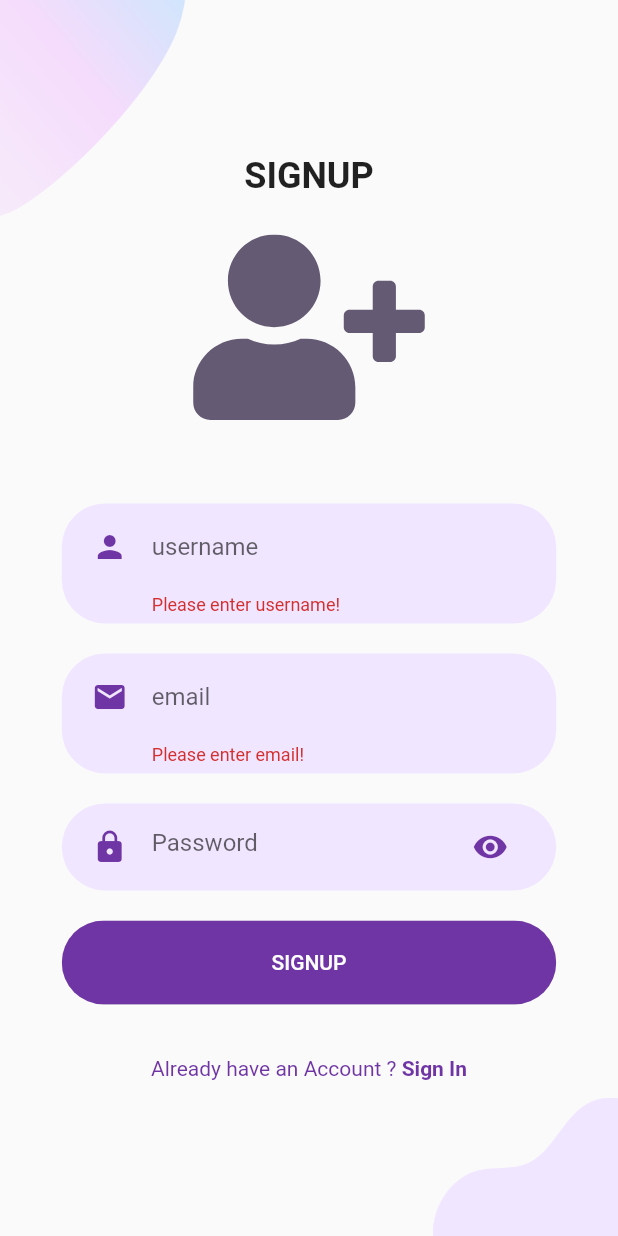
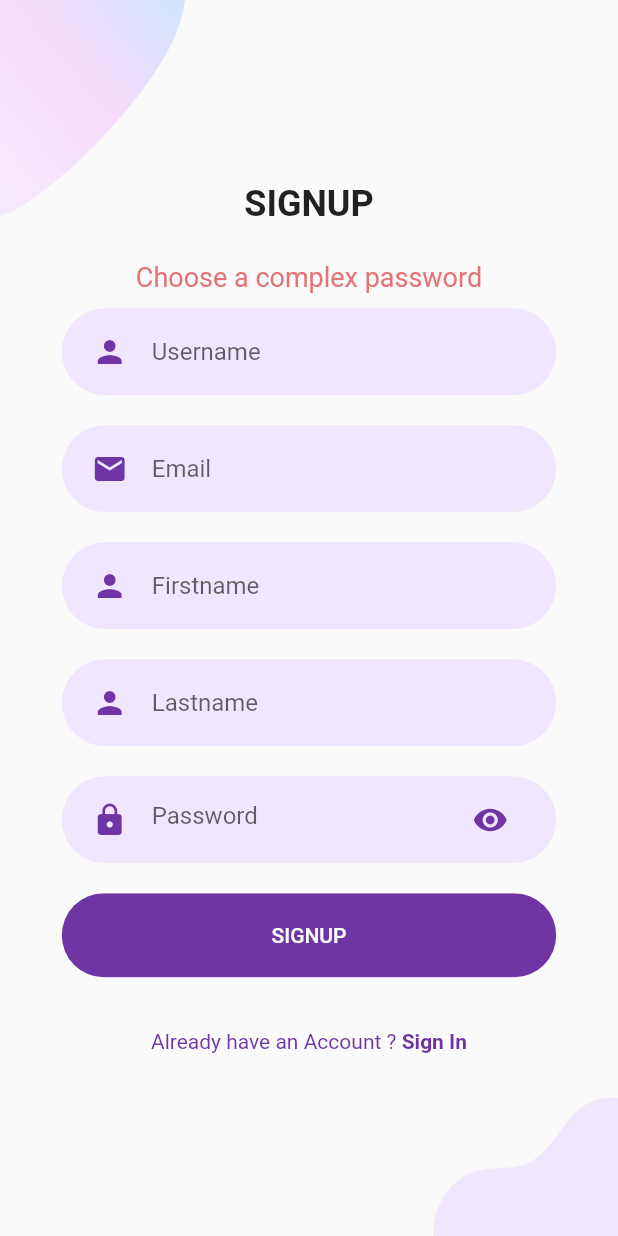
Before and after one commit to Skill-Learn-latest/flutter_side, a Flutter app: the Signup screen opened by its route, after a tap on "SIGNUP", on a phone screen of 412 x 824 dp. Run offline on Flutter 3.47's test engine with Material 2 defaults, Android fonts, the phone set to English and light mode, and no system bars; our stand-ins replace equatable, flutter_bloc, flutter_svg, shared_preferences; accounts and stored records are empty.

```diff
--- a/lib/RouteGenerator.dart
+++ b/lib/RouteGenerator.dart
@@ -18,7 +18,10 @@ class RouteGenerator {
         return MaterialPageRoute(builder: (_) => Signup(null));
         break;
       case loginPage:
-        return MaterialPageRoute(builder: (_) => Login(null));
+        return MaterialPageRoute(
+            builder: (_) => Login(
+                  errorMessage: null,
+                ));
         break;
 
       default:
--- a/lib/auth/data_provider/user-data-provider.dart
+++ b/lib/auth/data_provider/user-data-provider.dart
@@ -17,6 +17,8 @@ class UserDataProvider {
               "username": user.username,
               "email": user.email,
               "password": user.password,
+              "firstname": user.firstName,
+              "lastname": user.lastName,
               "roles": user.roles
             }));
 
--- a/lib/auth/models/user.dart
+++ b/lib/auth/models/user.dart
@@ -1,6 +1,8 @@
 class User {
   final String? id;
   final String? username;
+  final String? firstName;
+  final String? lastName;
   final String? email;
   final String? password;
   final List<dynamic>? roles;
@@ -12,7 +14,9 @@ class User {
       this.email,
       this.password,
       this.roles,
-      this.accessToken});
+      this.accessToken,
+      this.firstName,
+      this.lastName});
 
   factory User.fromJson(Map<String, dynamic> json) {
     return User(
@@ -20,6 +24,8 @@ class User {
         username: json['username'],
         email: json['email'],
         roles: json['roles'],
-        accessToken: json["accessToken"]);
+        accessToken: json["accessToken"],
+        firstName: json['firstname'],
+        lastName: json['lastname']);
   }
 }
--- a/lib/auth/screens/registerScreen.dart
+++ b/lib/auth/screens/registerScreen.dart
@@ -1,11 +1,10 @@
 import 'package:flutter_bloc/flutter_bloc.dart';
 import 'package:skill_learn_client/auth/bloc/blocs.dart';
 import 'package:skill_learn_client/auth/models/user.dart';
+import 'package:skill_learn_client/auth/screens/auth_screens.dart';
 import 'package:skill_learn_client/auth/screens/components/components.dart';
 import 'components/constants.dart';
 import 'package:flutter/material.dart';
-import 'package:flutter_svg/svg.dart';
-import 'package:skill_learn_client/RouteGenerator.dart';
 
 class Signup extends StatefulWidget {
   String? errorMessage;
@@ -43,11 +42,6 @@ class _SignupState extends State<Signup> {
                     ),
                   ),
                   SizedBox(height: size.height * 0.03),
-                  SvgPicture.asset(
-                    "assets/signup_solid.svg",
-                    height: size.height * 0.15,
-                  ),
-                  SizedBox(height: size.height * 0.03),
                   Text(
                     "${this.errorMessage != null ? this.errorMessage : ''}",
                     style:
@@ -60,7 +54,7 @@ class _SignupState extends State<Signup> {
                           Icons.person,
                           color: kPrimaryColor,
                         ),
-                        hintText: "username",
+                        hintText: "Username",
                         border: InputBorder.none,
                       ),
                       validator: (value) {
@@ -84,7 +78,7 @@ class _SignupState extends State<Signup> {
                           Icons.email,
                           color: kPrimaryColor,
                         ),
-                        hintText: "email",
+                        hintText: "Email",
                         border: InputBorder.none,
                       ),
                       validator: (value) {
@@ -101,6 +95,54 @@ class _SignupState extends State<Signup> {
                       },
                     ),
                   ),
+                  TextFieldContainer(
+                    child: TextFormField(
+                      decoration: InputDecoration(
+                        icon: Icon(
+                          Icons.person,
+                          color: kPrimaryColor,
+                        ),
+                        hintText: "Firstname",
+                        border: InputBorder.none,
+                      ),
+                      validator: (value) {
+                        if (value != null && value.isEmpty) {
+                          return 'Please enter firstname!';
+                        }
+                        return null;
+                      },
+                      initialValue: '',
+                      onSaved: (value) {
+                        setState(() {
+                          this._user["firstname"] = value;
+                        });
+                      },
+                    ),
+                  ),
+                  TextFieldContainer(
+                    child: TextFormField(
+                      decoration: InputDecoration(
+                        icon: Icon(
+                          Icons.person,
+                          color: kPrimaryColor,
+                        ),
+                        hintText: "Lastname",
+                        border: InputBorder.none,
+                      ),
+                      validator: (value) {
+                        if (value != null && value.isEmpty) {
+                          return 'Please enter lastname!';
+                        }
+                        return null;
+                      },
+                      initialValue: '',
+                      onSaved: (value) {
+                        setState(() {
+                          this._user["lastname"] = value;
+                        });
+                      },
+                    ),
+                  ),
                   RoundedPasswordField(
                     onChanged: (value) {
                       password = value;
@@ -110,14 +152,17 @@ class _SignupState extends State<Signup> {
                     text: "SIGNUP",
                     press: () {
                       final form = _formKey.currentState;
-                      if (form != null && form.validate()) {
+                      if (form != null &&
+                          form.validate() &&
+                          password.toString().length >= 8) {
                         form.save();
-                        print(this._user);
-                        print(this.password);
+
                         final UserEvent event = UserSignUp(
                             User(
                               username: this._user["username"],
                               email: this._user["email"],
+                              firstName: this._user["firstname"],
+                              lastName: this._user['lastname'],
                               password: this.password,
                             ),
                             context);
@@ -126,6 +171,13 @@ class _SignupState extends State<Signup> {
 
                         // Navigator.pushNamedAndRemoveUntil(context,
                         //     RouteGenerator.loginPage, (route) => false);
+                      } else {
+                        Navigator.pushAndRemoveUntil(
+                            context,
+                            MaterialPageRoute(
+                                builder: (_) =>
+                                    Signup("Choose a complex password")),
+                            (route) => false);
                       }
                     },
                   ),
@@ -133,8 +185,13 @@ class _SignupState extends State<Signup> {
                   AlreadyHaveAnAccountCheck(
                     login: false,
                     press: () {
-                      Navigator.restorablePushNamedAndRemoveUntil(
-                          context, RouteGenerator.loginPage, (route) => false);
+                      Navigator.pushAndRemoveUntil(
+                          context,
+                          MaterialPageRoute(
+                              builder: (_) => Login(
+                                    errorMessage: null,
+                                  )),
+                          (route) => false);
                     },
                   )
                 ]),
```
Also changed, not shown: lib/auth/bloc/user_state.dart (+9 -3 lines), lib/auth/screens/loginScreen.dart (+17 -13 lines), lib/auth/screens/welcomeScreen.dart (+10 -3 lines).
